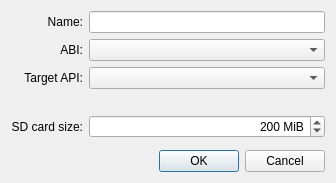
Above: src/plugins/android/addnewavddialog.ui from qt-creator/qt-creator before the change. Below: the same form after it.
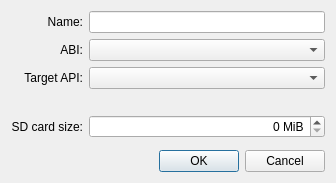
That is the form after the change.

Commit message:
Android: Allow creating a avd without a sdcard
And make that the default. SdCards are not that useful, so
creating one by default is odd.

Task-number: QTCREATORBUG-13590

Diff of the .ui file:
```diff
--- a/src/plugins/android/addnewavddialog.ui
+++ b/src/plugins/android/addnewavddialog.ui
@@ -95,13 +95,13 @@
         <string> MiB</string>
        </property>
        <property name="minimum">
-        <number>50</number>
+        <number>0</number>
        </property>
        <property name="maximum">
         <number>9999999</number>
        </property>
        <property name="value">
-        <number>200</number>
+        <number>0</number>
        </property>
       </widget>
      </item>
```
The commit also changes 1 other file.
